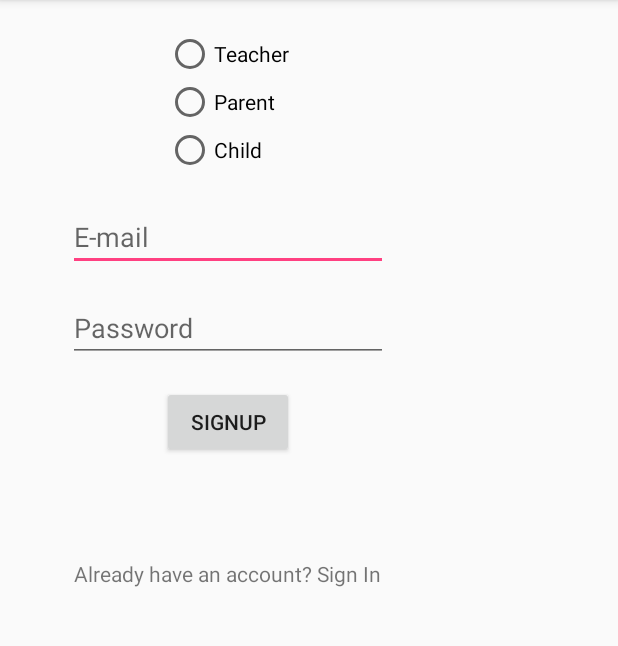
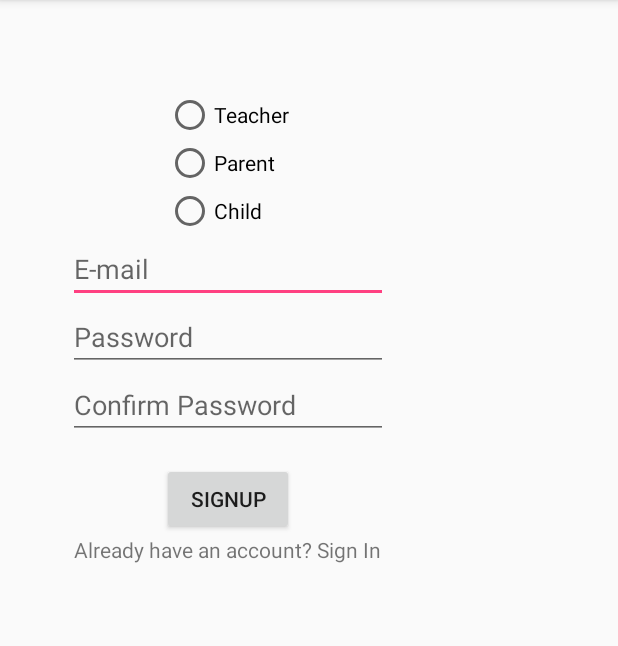
Before and after one commit to Ioana-Sofia-Lazar/EdFocus, an Android app: the screen it shows after launch (SignUpActivity), on a phone screen of 412 x 824 dp, the part 84-730 px from its top. Run offline under Robolectric (Android 15) with nearby library versions, the phone set to English and light mode, and no system bars; our stand-ins replace Firebase (no records; nobody signed in at launch, a user with empty details on screens opened directly).

Commit message:
Modified layout for Sign In and Sign Up Activities

```diff
--- a/app/src/main/res/layout/activity_signin.xml
+++ b/app/src/main/res/layout/activity_signin.xml
@@ -6,9 +6,11 @@
     android:layout_height="match_parent"
     tools:context="com.ioanap.classbook.SignInActivity">
 
-    <RelativeLayout
+    <LinearLayout
         android:layout_width="304dp"
         android:layout_height="495dp"
+        android:orientation="vertical"
+        android:gravity="center"
         tools:layout_editor_absoluteX="8dp"
         tools:layout_editor_absoluteY="8dp">
 
@@ -16,8 +18,6 @@
             android:id="@+id/emailEditText"
             android:layout_width="wrap_content"
             android:layout_height="wrap_content"
-            android:layout_centerHorizontal="true"
-            android:layout_marginTop="130dp"
             android:ems="10"
             android:hint="E-mail"
             android:inputType="textEmailAddress" />
@@ -28,18 +28,12 @@
             android:layout_height="wrap_content"
             android:ems="10"
             android:hint="Password"
-            android:inputType="textPassword"
-            android:layout_below="@+id/emailEditText"
-            android:layout_alignLeft="@+id/emailEditText"
-            android:layout_alignStart="@+id/emailEditText"
-            android:layout_marginTop="20dp" />
+            android:inputType="textPassword" />
 
         <Button
             android:id="@+id/signInButton"
             android:layout_width="wrap_content"
             android:layout_height="wrap_content"
-            android:layout_below="@+id/passwordEditText"
-            android:layout_centerHorizontal="true"
             android:layout_marginTop="16dp"
             android:text="Sign In" />
 
@@ -47,10 +41,8 @@
             android:id="@+id/switchToSignUpTextView"
             android:layout_width="wrap_content"
             android:layout_height="wrap_content"
-            android:layout_below="@+id/signInButton"
-            android:layout_centerHorizontal="true"
             android:layout_marginTop="34dp"
             android:text="Don't have an account? Sign up" />
-    </RelativeLayout>
+    </LinearLayout>
 
 </android.support.constraint.ConstraintLayout>
--- a/app/src/main/res/layout/activity_signup.xml
+++ b/app/src/main/res/layout/activity_signup.xml
@@ -6,59 +6,20 @@
     android:layout_height="match_parent"
     tools:context="com.ioanap.classbook.SignUpActivity">
 
-    <RelativeLayout
+    <LinearLayout
         android:layout_width="304dp"
         android:layout_height="437dp"
+        android:orientation="vertical"
+        android:gravity="center"
         tools:layout_editor_absoluteX="8dp"
         tools:layout_editor_absoluteY="8dp">
-
-        <EditText
-            android:id="@+id/emailEditText"
-            android:layout_width="wrap_content"
-            android:layout_height="wrap_content"
-            android:layout_above="@+id/passwordEditText"
-            android:layout_alignLeft="@+id/passwordEditText"
-            android:layout_alignStart="@+id/passwordEditText"
-            android:layout_marginBottom="15dp"
-            android:ems="10"
-            android:hint="E-mail"
-            android:inputType="textEmailAddress" />
-
-        <EditText
-            android:id="@+id/passwordEditText"
-            android:layout_width="wrap_content"
-            android:layout_height="wrap_content"
-            android:layout_centerHorizontal="true"
-            android:layout_centerVertical="true"
-            android:ems="10"
-            android:hint="Password"
-            android:inputType="textPassword" />
-
-        <Button
-            android:id="@+id/signUpButton"
-            android:layout_width="wrap_content"
-            android:layout_height="wrap_content"
-            android:layout_below="@+id/passwordEditText"
-            android:layout_centerHorizontal="true"
-            android:layout_marginTop="16dp"
-            android:text="Signup" />
-
-        <TextView
-            android:id="@+id/switchToSignInTextView"
-            android:layout_width="wrap_content"
-            android:layout_height="wrap_content"
-            android:layout_below="@+id/signUpButton"
-            android:layout_centerHorizontal="true"
-            android:layout_marginTop="67dp"
-            android:text="Already have an account? Sign In" />
 
         <RadioGroup
             android:id="@+id/userTypeRadioGroup"
             android:layout_width="wrap_content"
             android:layout_height="wrap_content"
             android:layout_alignParentTop="true"
-            android:layout_centerHorizontal="true"
-            android:layout_marginTop="20dp">
+            android:layout_centerHorizontal="true">
 
             <RadioButton
                 android:id="@+id/teacherRadioButton"
@@ -82,6 +43,49 @@
                 android:text="Child" />
 
         </RadioGroup>
-    </RelativeLayout>
+
+        <EditText
+            android:id="@+id/emailEditText"
+            android:layout_width="wrap_content"
+            android:layout_height="wrap_content"
+            android:ems="10"
+            android:hint="E-mail"
+            android:inputType="textEmailAddress" />
+
+        <EditText
+            android:id="@+id/passwordEditText"
+            android:layout_width="wrap_content"
+            android:layout_height="wrap_content"
+            android:layout_centerHorizontal="true"
+            android:ems="10"
+            android:hint="Password"
+            android:inputType="textPassword" />
+
+        <EditText
+            android:id="@+id/confirmPasswordEditText"
+            android:layout_width="wrap_content"
+            android:layout_height="wrap_content"
+            android:layout_centerHorizontal="true"
+            android:layout_centerVertical="true"
+            android:ems="10"
+            android:hint="Confirm Password"
+            android:inputType="textPassword" />
+
+        <Button
+            android:id="@+id/signUpButton"
+            android:layout_width="wrap_content"
+            android:layout_height="wrap_content"
+            android:layout_centerHorizontal="true"
+            android:layout_marginTop="16dp"
+            android:text="Signup" />
+
+        <TextView
+            android:id="@+id/switchToSignInTextView"
+            android:layout_width="wrap_content"
+            android:layout_height="wrap_content"
+            android:layout_centerHorizontal="true"
+            android:text="Already have an account? Sign In" />
+
+    </LinearLayout>
 
 </android.support.constraint.ConstraintLayout>
```
